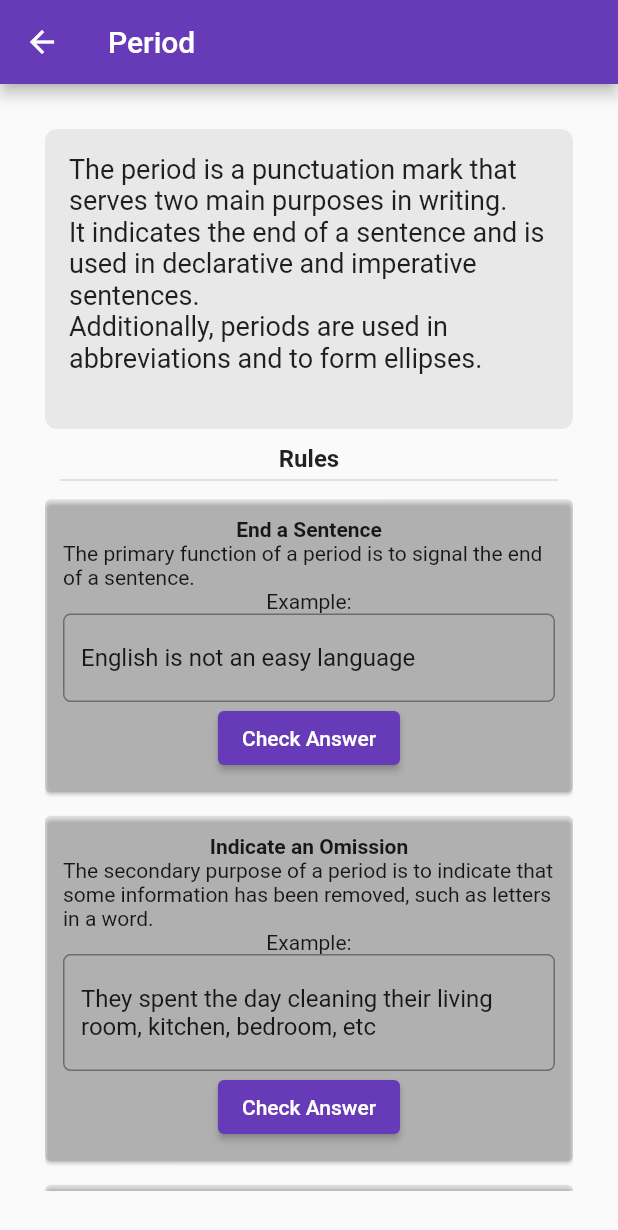
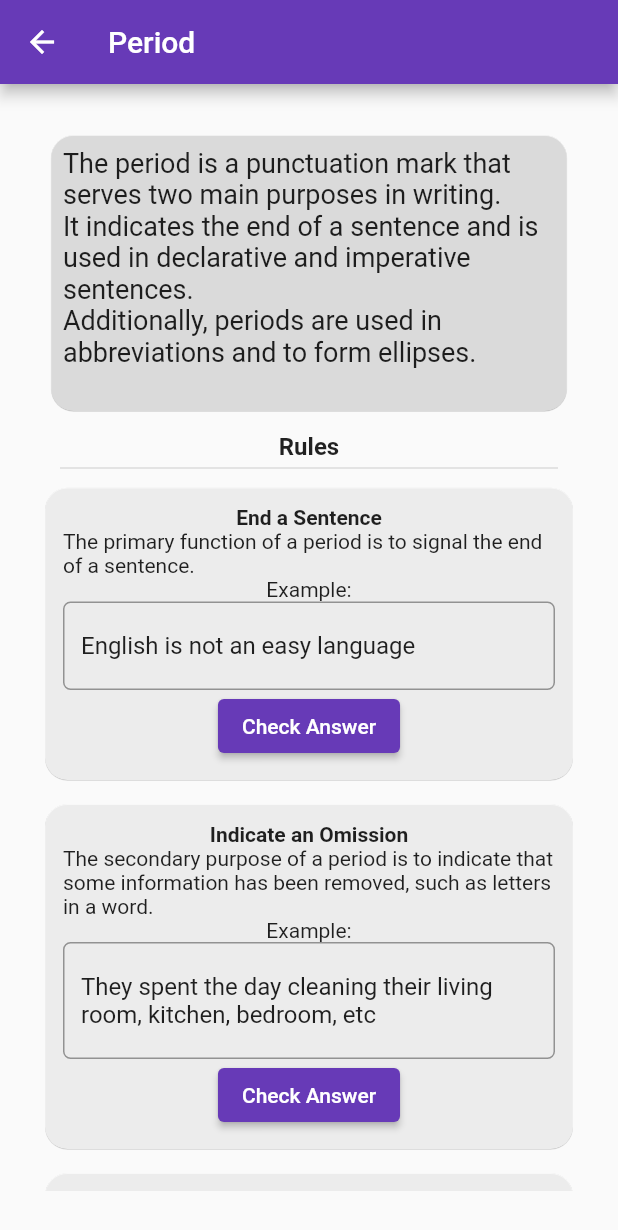
Before and after one commit to jamal-o/punc_quest, a Flutter app: the PunctuationIntroScreen screen opened by its route, after a tap on "Learning Pages", after a tap on "Chapter 1: Period and Comma", after a tap on "Period", on a phone screen of 412 x 824 dp. Shown: the top 1230 px of the screen. Run offline on Flutter 3.47's test engine with Material 2 defaults, Android fonts, the phone set to English and light mode, and no system bars; our stand-ins replace go_router.

Commit message:
minor UI changes

```diff
--- a/lib/screens/lesson_screen.dart
+++ b/lib/screens/lesson_screen.dart
@@ -63,16 +63,23 @@ class _LessonScreenState extends State<LessonScreen> {
           children: [
             Container(
               alignment: Alignment.center,
-              decoration: BoxDecoration(
-                borderRadius: BorderRadius.circular(8),
-                color: Colors.grey.withOpacity(0.2),
+              child: Card(
+                elevation: 0.2,
+                shape: RoundedRectangleBorder(
+                  borderRadius: BorderRadius.circular(15),
                 ),
-              padding: const EdgeInsets.all(16.0),
+
+                // color: Theme.of(context).primaryColor.withOpacity(0.3),
+                color: Colors.white.withOpacity(0.5),
+                child: Padding(
+                  padding: const EdgeInsets.all(8.0),
                   child: Text(
                     lessonIntro,
                     style: const TextStyle(
                       fontSize: 18,
                       fontWeight: FontWeight.normal,
+                    ),
+                  ),
                 ),
               ),
             ),
@@ -101,7 +108,12 @@ class _LessonScreenState extends State<LessonScreen> {
               child: ListView.builder(
                 itemBuilder: (context, index) {
                   return Card(
-                    color: Colors.grey.withOpacity(0.2),
+                    elevation: 0.2,
+                    shape: RoundedRectangleBorder(
+                      borderRadius: BorderRadius.circular(15),
+                    ),
+                    // color: Theme.of(context).primaryColor.withOpacity(0.3),
+                    color: Colors.white.withOpacity(0.75),
                     margin: EdgeInsets.symmetric(
                       vertical: 8,
                     ),
@@ -272,7 +284,7 @@ class _InteractiveExampleState extends State<InteractiveExample> {
               text: TextSpan(children: [
                 for (String val in _example.answer.split(' '))
                   TextSpan(
-                      text: val, style: const TextStyle(color: Colors.grey)),
+                      text: val, style: const TextStyle(color: Colors.white)),
               ]),
             ),
             ElevatedButton(
--- a/lib/screens/punctuation_intro_screen.dart
+++ b/lib/screens/punctuation_intro_screen.dart
@@ -54,12 +54,12 @@ class PunctuationIntroScreen extends StatelessWidget {
                 itemCount: basic.length,
                 itemBuilder: (context, index) {
                   return Card(
-                    elevation: 1,
+                    elevation: 0.2,
                     shape: RoundedRectangleBorder(
                       borderRadius: BorderRadius.circular(15),
                     ),
                     // color: Theme.of(context).primaryColor.withOpacity(0.3),
-                    color: Colors.grey.withOpacity(0.2),
+                    color: Colors.white.withOpacity(0.75),
                     child: Padding(
                       padding: const EdgeInsets.all(12.0),
                       child: Column(
```
Also changed, not shown: 4 other files. Lines whose indentation alone changed are shown as unchanged.
